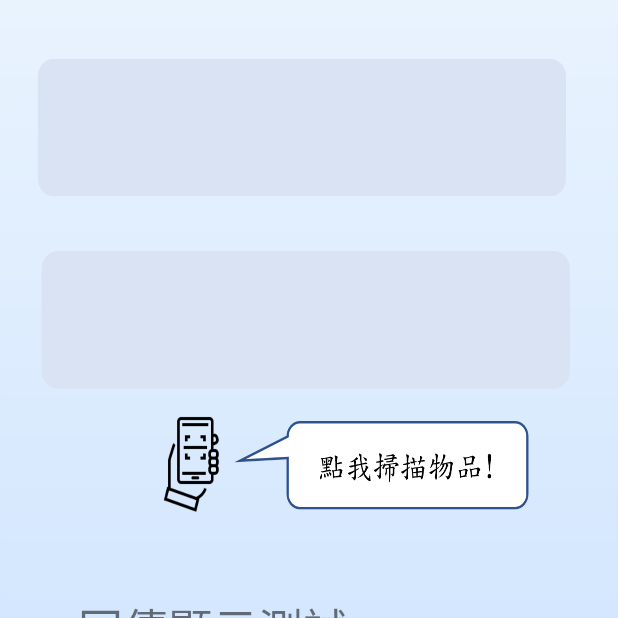
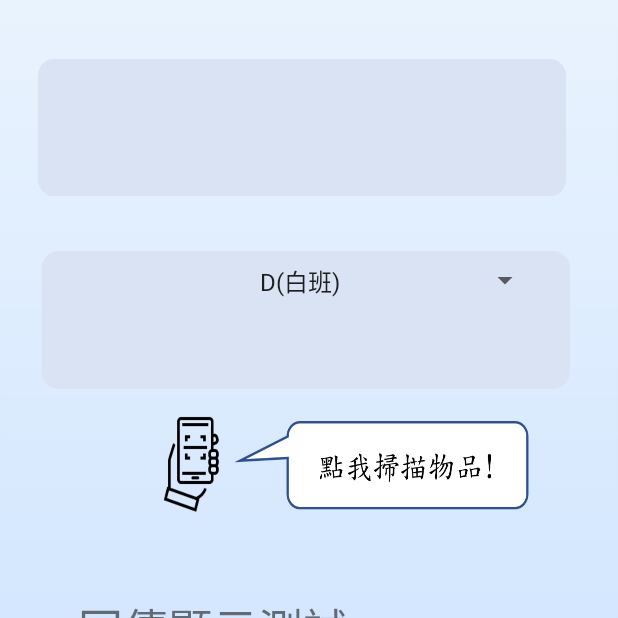
Before and after one commit to JoanneHsia/ProjectGrade3_two, an Android app: the MmsActivity screen opened directly, with no data from a screen before it, on a phone screen of 412 x 824 dp, the top half of it. Run offline under Robolectric (Android 15) with nearby library versions, the phone set to English and light mode, and no system bars; libraries missing offline, so code that uses them is left out: com.google.zxing.integration.

Commit message:
增加選擇點班類別span

```diff
--- a/app/src/main/java/com/example/projectgrade3_two/MmsActivity.java
+++ b/app/src/main/java/com/example/projectgrade3_two/MmsActivity.java
@@ -6,13 +6,13 @@ import android.app.Activity;
 import android.content.Intent;
 import android.os.Bundle;
 import android.view.View;
+import android.widget.ArrayAdapter;
 import android.widget.Button;
+import android.widget.Spinner;
 import android.widget.TextView;
 
 import com.google.zxing.integration.android.IntentIntegrator;
 import com.google.zxing.integration.android.IntentResult;
-
-import java.text.BreakIterator;
 
 public class MmsActivity extends AppCompatActivity {
 
@@ -25,6 +25,13 @@ public class MmsActivity extends AppCompatActivity {
 
         Button backPageBtn = (Button)findViewById(R.id.mmsback_btn);
         Button btn_mmsScan = (Button)findViewById(R.id.btn_mmsScan);
+        Spinner spinnermms = findViewById(R.id.spinner_mms);
+
+
+        ArrayAdapter adapter1 = ArrayAdapter.createFromResource(this
+                ,R.array.mms_array,android.R.layout.simple_dropdown_item_1line);
+        spinnermms.setAdapter(adapter1);
+
 
         backPageBtn.setOnClickListener(new View.OnClickListener() {
             @Override
--- a/app/src/main/res/layout/activity_mms.xml
+++ b/app/src/main/res/layout/activity_mms.xml
@@ -6,6 +6,19 @@
     android:layout_height="match_parent"
     android:background="@drawable/mms"
     tools:context=".MmsActivity">
+
+    <Spinner
+        android:id="@+id/spinner_mms"
+        android:layout_width="195dp"
+        android:layout_height="46dp"
+        android:layout_marginStart="32dp"
+        android:layout_marginTop="164dp"
+        android:layout_marginEnd="32dp"
+        app:layout_constraintBottom_toTopOf="@+id/spinnerEX2"
+        app:layout_constraintEnd_toEndOf="parent"
+        app:layout_constraintHorizontal_bias="0.875"
+        app:layout_constraintStart_toStartOf="parent"
+        app:layout_constraintTop_toTopOf="parent" />
 
     <Button
         android:id="@+id/mmsback_btn"
--- /dev/null
+++ b/app/src/main/res/values/array_mms.xml
@@ -0,0 +1,10 @@
+<?xml version="1.0" encoding="utf-8"?>
+<resources>
+    <string-array name="mms_array">
+        <item>D(白班)</item>
+        <item>E(小夜班)</item>
+        <item>N(大夜班)</item>
+    </string-array>
+
+
+</resources>
```
